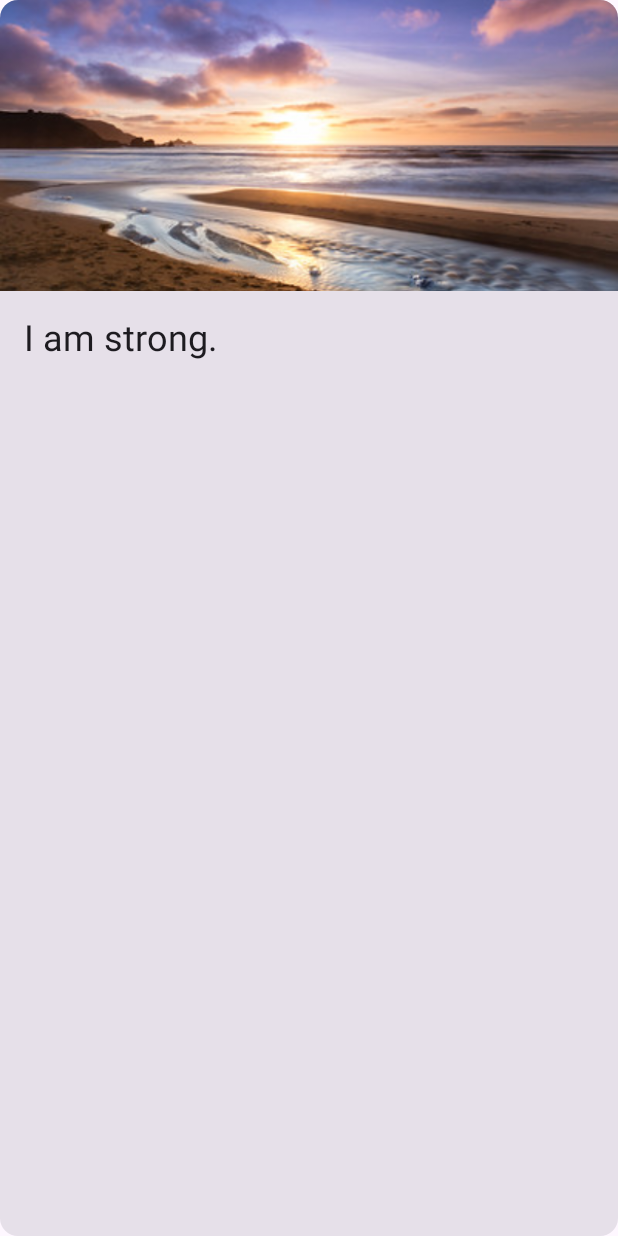
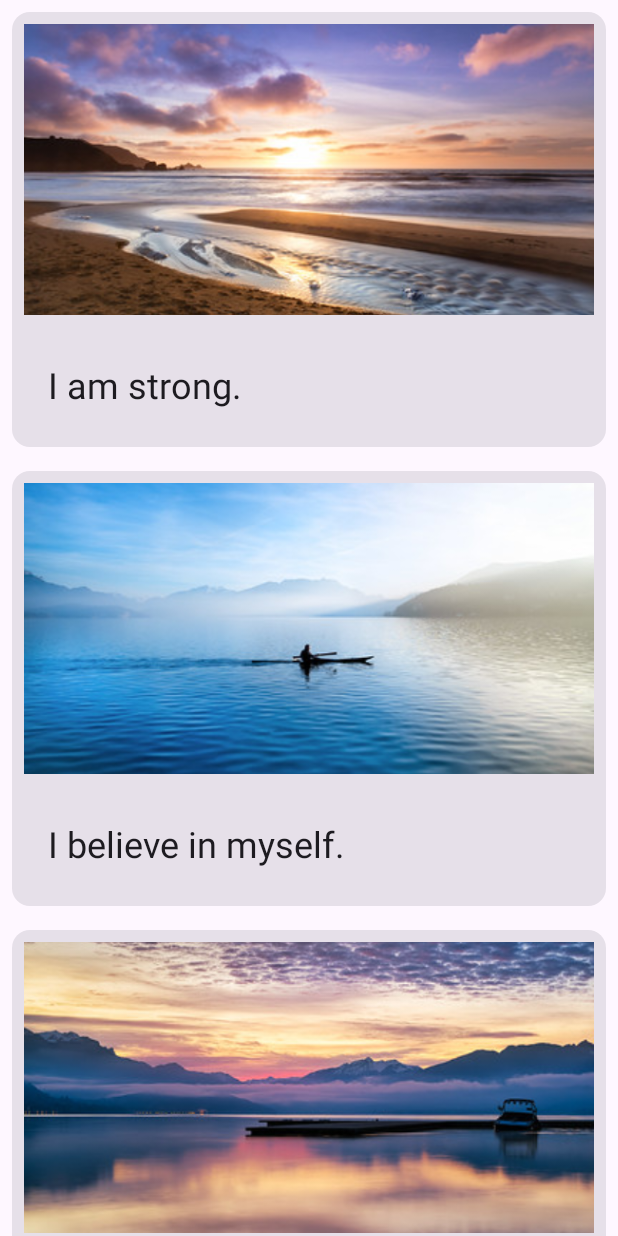
Before and after one commit to Lotsoo/affirmation, an Android app built with Jetpack Compose: the composable AffirmationApp shown on its own in the app's theme, on a phone screen of 412 x 824 dp. Run offline under Robolectric (Android 15) with nearby library versions, the phone set to English and light mode, and no system bars; missing, so only their content is drawn: AffirmationTheme; 1 statement that could not run was skipped.

Commit message:
feat: created composable affirmation list with lazy column

```diff
--- a/app/src/main/java/com/example/affirmation/MainActivity.kt
+++ b/app/src/main/java/com/example/affirmation/MainActivity.kt
@@ -5,24 +5,24 @@ import androidx.activity.ComponentActivity
 import androidx.activity.compose.setContent
 import androidx.activity.enableEdgeToEdge
 import androidx.compose.foundation.Image
-import androidx.compose.foundation.layout.Arrangement
-import androidx.compose.foundation.layout.Column
 import androidx.compose.foundation.layout.fillMaxSize
 import androidx.compose.foundation.layout.fillMaxWidth
 import androidx.compose.foundation.layout.height
 import androidx.compose.foundation.layout.padding
+import androidx.compose.foundation.layout.statusBarsPadding
+import androidx.compose.foundation.lazy.LazyColumn
+import androidx.compose.foundation.lazy.items
 import androidx.compose.material3.Card
 import androidx.compose.material3.MaterialTheme
 import androidx.compose.material3.Scaffold
 import androidx.compose.material3.Text
 import androidx.compose.runtime.Composable
-import androidx.compose.ui.Alignment
 import androidx.compose.ui.Modifier
 import androidx.compose.ui.layout.ContentScale
 import androidx.compose.ui.res.painterResource
 import androidx.compose.ui.res.stringResource
-import androidx.compose.ui.text.TextStyle
 import androidx.compose.ui.unit.dp
+import com.example.affirmation.data.DataSource
 import com.example.affirmation.model.Affirmation
 import com.example.affirmation.ui.theme.AffirmationTheme
 
@@ -32,7 +32,7 @@ class MainActivity : ComponentActivity() {
         enableEdgeToEdge()
         setContent {
             AffirmationTheme {
-                Scaffold(modifier = Modifier.fillMaxSize()) { innerPadding ->
+                Scaffold(modifier = Modifier.fillMaxSize().statusBarsPadding()) { innerPadding ->
                     AffirmationApp(
                         modifier = Modifier.padding(innerPadding)
                     )
@@ -44,12 +44,16 @@ class MainActivity : ComponentActivity() {
 
 @Composable
 fun AffirmationApp(modifier: Modifier = Modifier) {
-    AffirmationCard(
-        affirmation = Affirmation(
-            image = R.drawable.image1,
-            title = R.string.affirmation1
-        )
-    )
+    AffirmationList(affirmationList = DataSource.affirmations)
+}
+
+@Composable
+fun AffirmationList(affirmationList: List<Affirmation>, modifier: Modifier = Modifier) {
+    LazyColumn {
+        items(affirmationList) { affirmation ->
+            AffirmationCard(affirmation = affirmation, modifier = modifier.padding(8.dp))
+        }
+    }
 }
 
 @Composable
```
